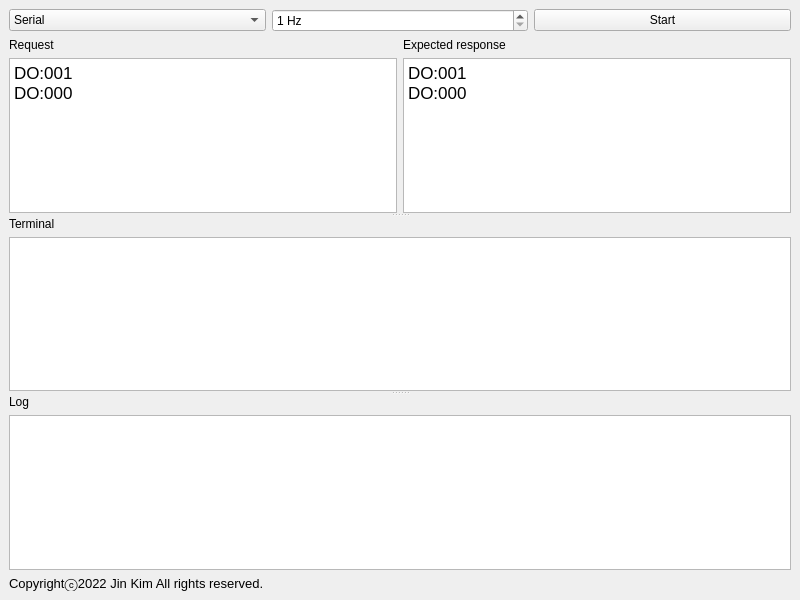
Above: mainwindow.ui from jinkim31/devicenet_tester before the change. Below: the same form after it.
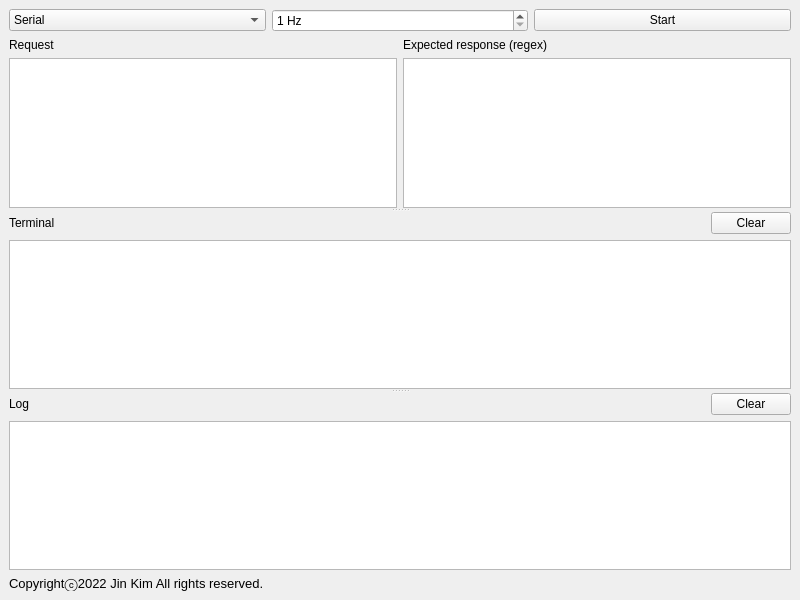
That is the form after the change.

```diff
--- a/mainwindow.ui
+++ b/mainwindow.ui
@@ -103,7 +103,7 @@
           <item>
            <widget class="QLabel" name="label">
             <property name="text">
-             <string>Expected response</string>
+             <string>Expected response (regex)</string>
             </property>
            </widget>
           </item>
@@ -118,9 +118,10 @@
 &lt;html&gt;&lt;head&gt;&lt;meta name=&quot;qrichtext&quot; content=&quot;1&quot; /&gt;&lt;meta charset=&quot;utf-8&quot; /&gt;&lt;style type=&quot;text/css&quot;&gt;
 p, li { white-space: pre-wrap; }
 hr { height: 1px; border-width: 0; }
-&lt;/style&gt;&lt;/head&gt;&lt;body style=&quot; font-family:'.AppleSystemUIFont'; font-size:13pt; font-weight:400; font-style:normal;&quot;&gt;
-&lt;p style=&quot; margin-top:0px; margin-bottom:0px; margin-left:0px; margin-right:0px; -qt-block-indent:0; text-indent:0px;&quot;&gt;DO:001&lt;/p&gt;
-&lt;p style=&quot; margin-top:0px; margin-bottom:0px; margin-left:0px; margin-right:0px; -qt-block-indent:0; text-indent:0px;&quot;&gt;DO:000&lt;/p&gt;&lt;/body&gt;&lt;/html&gt;</string>
+li.unchecked::marker { content: &quot;\2610&quot;; }
+li.checked::marker { content: &quot;\2612&quot;; }
+&lt;/style&gt;&lt;/head&gt;&lt;body style=&quot; font-family:'맑은 고딕'; font-size:9pt; font-weight:400; font-style:normal;&quot;&gt;
+&lt;p style=&quot;-qt-paragraph-type:empty; margin-top:0px; margin-bottom:0px; margin-left:0px; margin-right:0px; -qt-block-indent:0; text-indent:0px;&quot;&gt;&lt;br /&gt;&lt;/p&gt;&lt;/body&gt;&lt;/html&gt;</string>
             </property>
            </widget>
           </item>
@@ -131,9 +132,10 @@
 &lt;html&gt;&lt;head&gt;&lt;meta name=&quot;qrichtext&quot; content=&quot;1&quot; /&gt;&lt;meta charset=&quot;utf-8&quot; /&gt;&lt;style type=&quot;text/css&quot;&gt;
 p, li { white-space: pre-wrap; }
 hr { height: 1px; border-width: 0; }
-&lt;/style&gt;&lt;/head&gt;&lt;body style=&quot; font-family:'.AppleSystemUIFont'; font-size:13pt; font-weight:400; font-style:normal;&quot;&gt;
-&lt;p style=&quot; margin-top:0px; margin-bottom:0px; margin-left:0px; margin-right:0px; -qt-block-indent:0; text-indent:0px;&quot;&gt;DO:001&lt;/p&gt;
-&lt;p style=&quot; margin-top:0px; margin-bottom:0px; margin-left:0px; margin-right:0px; -qt-block-indent:0; text-indent:0px;&quot;&gt;DO:000&lt;/p&gt;&lt;/body&gt;&lt;/html&gt;</string>
+li.unchecked::marker { content: &quot;\2610&quot;; }
+li.checked::marker { content: &quot;\2612&quot;; }
+&lt;/style&gt;&lt;/head&gt;&lt;body style=&quot; font-family:'맑은 고딕'; font-size:9pt; font-weight:400; font-style:normal;&quot;&gt;
+&lt;p style=&quot;-qt-paragraph-type:empty; margin-top:0px; margin-bottom:0px; margin-left:0px; margin-right:0px; -qt-block-indent:0; text-indent:0px;&quot;&gt;&lt;br /&gt;&lt;/p&gt;&lt;/body&gt;&lt;/html&gt;</string>
             </property>
            </widget>
           </item>
@@ -144,11 +146,38 @@
       <widget class="QWidget" name="verticalLayoutWidget_2">
        <layout class="QVBoxLayout" name="verticalLayout_2">
         <item>
-         <widget class="QLabel" name="label_7">
-          <property name="text">
-           <string>Terminal</string>
+         <layout class="QHBoxLayout" name="horizontalLayout">
+          <property name="topMargin">
+           <number>0</number>
           </property>
-         </widget>
+          <item>
+           <widget class="QLabel" name="label_7">
+            <property name="text">
+             <string>Terminal</string>
+            </property>
+           </widget>
+          </item>
+          <item>
+           <spacer name="horizontalSpacer">
+            <property name="orientation">
+             <enum>Qt::Horizontal</enum>
+            </property>
+            <property name="sizeHint" stdset="0">
+             <size>
+              <width>40</width>
+              <height>20</height>
+             </size>
+            </property>
+           </spacer>
+          </item>
+          <item>
+           <widget class="QPushButton" name="btnTerminalClear">
+            <property name="text">
+             <string>Clear</string>
+            </property>
+           </widget>
+          </item>
+         </layout>
         </item>
         <item>
          <widget class="QTextEdit" name="txtTerminal"/>
@@ -158,11 +187,38 @@
       <widget class="QWidget" name="verticalLayoutWidget_3">
        <layout class="QVBoxLayout" name="verticalLayout_3">
         <item>
-         <widget class="QLabel" name="label_8">
-          <property name="text">
-           <string>Log</string>
+         <layout class="QHBoxLayout" name="horizontalLayout_5">
+          <property name="topMargin">
+           <number>0</number>
           </property>
-         </widget>
+          <item>
+           <widget class="QLabel" name="label_8">
+            <property name="text">
+             <string>Log</string>
+            </property>
+           </widget>
+          </item>
+          <item>
+           <spacer name="horizontalSpacer_2">
+            <property name="orientation">
+             <enum>Qt::Horizontal</enum>
+            </property>
+            <property name="sizeHint" stdset="0">
+             <size>
+              <width>40</width>
+              <height>20</height>
+             </size>
+            </property>
+           </spacer>
+          </item>
+          <item>
+           <widget class="QPushButton" name="btnLogClear">
+            <property name="text">
+             <string>Clear</string>
+            </property>
+           </widget>
+          </item>
+         </layout>
         </item>
         <item>
          <widget class="QTextEdit" name="txtLog"/>
```
Left out of the diff: 2 changed lines with no effect on the pictures.
